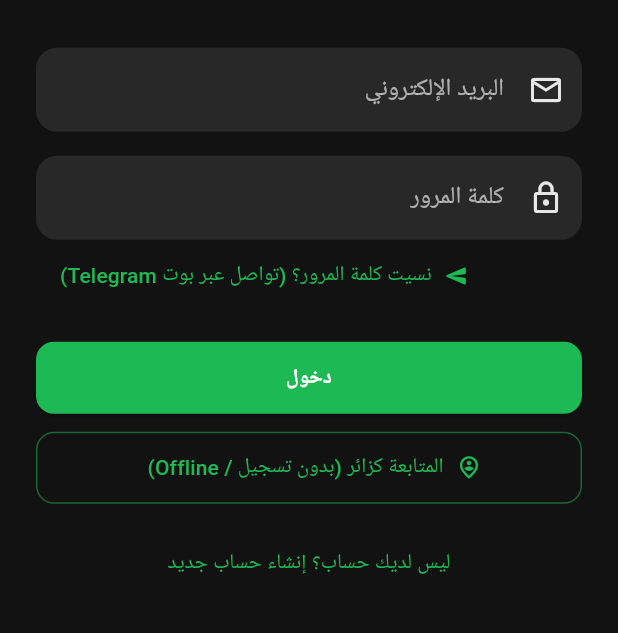
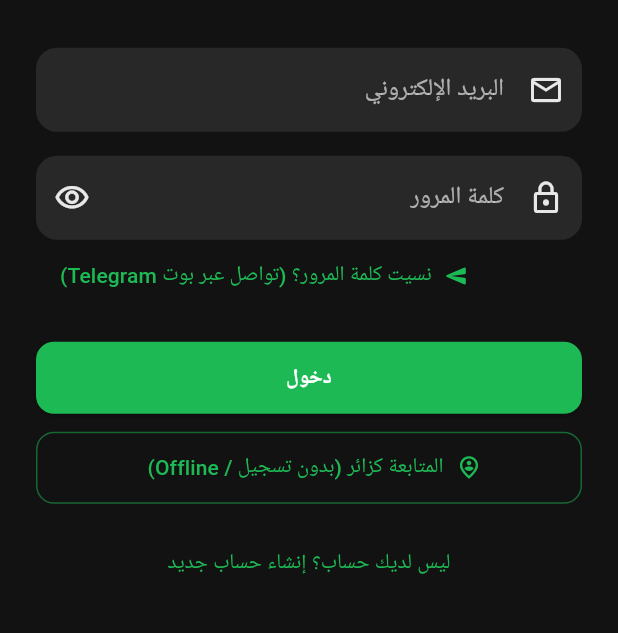
Before and after one commit to m5050p36-cpu/ar_music_video, a Flutter app: the screen it shows after launch, on a phone screen of 412 x 824 dp, the part 448-1081 px from its top. Run offline on Flutter 3.47's test engine with Material 3 defaults, Android fonts, the phone set to English and light mode, and no system bars; our stand-ins replace audio_video_progress_bar, cached_network_image, carousel_slider, flutter_image_compress, image_picker, just_audio and 6 more; missing offline and left inert: photo_manager, photo_manager_image_provider, screen_brightness; accounts and stored records are empty.

```diff
--- a/lib/screens/common/login_screen.dart
+++ b/lib/screens/common/login_screen.dart
@@ -1,6 +1,7 @@
 import 'package:flutter/material.dart';
 import 'package:provider/provider.dart';
 import 'package:url_launcher/url_launcher.dart';
+
 import '../../providers/auth_provider.dart';
 import 'home_screen.dart';
 
@@ -17,26 +18,41 @@ class _LoginScreenState extends State<LoginScreen> {
   final _fullNameController = TextEditingController();
   bool _isSignUp = false;
   bool _isLoading = false;
+  bool _obscurePassword = true;
+  String? _errorMessage;
+
+  @override
+  void dispose() {
+    _emailController.dispose();
+    _passwordController.dispose();
+    _fullNameController.dispose();
+    super.dispose();
+  }
 
   Future<void> _handleSubmit() async {
+    setState(() => _errorMessage = null);
+
     final email = _emailController.text.trim();
-    final password = _passwordController.text.trim();
+    final password = _passwordController.text;
+    final fullName = _fullNameController.text.trim();
 
     if (email.isEmpty || password.isEmpty) {
-      ScaffoldMessenger.of(context).showSnackBar(
-        const SnackBar(content: Text('يرجى إدخال البريد الإلكتروني وكلمة المرور')),
-      );
+      setState(() => _errorMessage = 'يرجى إدخال البريد الإلكتروني وكلمة المرور');
+      return;
+    }
+    if (_isSignUp && fullName.isEmpty) {
+      setState(() => _errorMessage = 'يرجى إدخال الاسم الكامل');
       return;
     }
 
     setState(() => _isLoading = true);
+
     final auth = Provider.of<AuthProvider>(context, listen: false);
     final navigator = Navigator.of(context);
-    final messenger = ScaffoldMessenger.of(context);
 
     bool success;
     if (_isSignUp) {
-      success = await auth.signUp(email, password, _fullNameController.text.trim());
+      success = await auth.signUp(email, password, fullName);
     } else {
       success = await auth.signIn(email, password);
     }
@@ -49,23 +65,23 @@ class _LoginScreenState extends State<LoginScreen> {
         MaterialPageRoute(builder: (_) => const HomeScreen()),
       );
     } else {
-      messenger.showSnackBar(
-        SnackBar(content: Text(_isSignUp ? 'فشل إنشاء الحساب، تأكد من البيانات' : 'فشل تسجيل الدخول أو لا يوجد اتصال')),
-      );
+      setState(() {
+        _errorMessage = auth.lastError ??
+            (_isSignUp ? 'فشل إنشاء الحساب' : 'فشل تسجيل الدخول');
+      });
     }
   }
 
   Future<void> _openTelegramBot() async {
     final uri = Uri.parse('https://t.me/YourAppSupportBot');
-    final messenger = ScaffoldMessenger.of(context);
     try {
       if (await canLaunchUrl(uri)) {
         await launchUrl(uri, mode: LaunchMode.externalApplication);
       }
     } catch (_) {
       if (!mounted) return;
-      messenger.showSnackBar(
-        const SnackBar(content: Text('تعذر فتح Telegram، تأكد من تثبيت التطبيق')),
+      ScaffoldMessenger.of(context).showSnackBar(
+        const SnackBar(content: Text('تعذر فتح Telegram')),
       );
     }
   }
@@ -85,7 +101,7 @@ class _LoginScreenState extends State<LoginScreen> {
                 Container(
                   padding: const EdgeInsets.all(20),
                   decoration: BoxDecoration(
-                    color: theme.colorScheme.primary.withAlpha(30),
+                    color: theme.colorScheme.primary.withValues(alpha: 0.15),
                     shape: BoxShape.circle,
                   ),
                   child: Icon(
@@ -97,22 +113,62 @@ class _LoginScreenState extends State<LoginScreen> {
                 const SizedBox(height: 16),
                 Text(
                   _isSignUp ? 'إنشاء حساب جديد' : 'تسجيل الدخول',
-                  style: theme.textTheme.headlineSmall?.copyWith(fontWeight: FontWeight.bold),
+                  style: theme.textTheme.headlineSmall
+                      ?.copyWith(fontWeight: FontWeight.bold),
                 ),
                 const SizedBox(height: 8),
                 Text(
                   'AR Music & Video Player',
-                  style: theme.textTheme.bodyMedium?.copyWith(color: theme.colorScheme.onSurface.withAlpha(150)),
+                  style: theme.textTheme.bodyMedium?.copyWith(
+                    color: theme.colorScheme.onSurface.withValues(alpha: 0.6),
+                  ),
                 ),
                 const SizedBox(height: 32),
+
+                // ─── عرض الخطأ ───
+                if (_errorMessage != null) ...[
+                  Container(
+                    width: double.infinity,
+                    padding: const EdgeInsets.all(12),
+                    decoration: BoxDecoration(
+                      color: Colors.redAccent.withValues(alpha: 0.12),
+                      borderRadius: BorderRadius.circular(12),
+                      border: Border.all(
+                        color: Colors.redAccent.withValues(alpha: 0.4),
+                      ),
+                    ),
+                    child: Row(
+                      crossAxisAlignment: CrossAxisAlignment.start,
+                      children: [
+                        const Icon(Icons.error_outline,
+                            color: Colors.redAccent, size: 20),
+                        const SizedBox(width: 8),
+                        Expanded(
+                          child: Text(
+                            _errorMessage!,
+                            style: const TextStyle(
+                              color: Colors.redAccent,
+                              fontSize: 13,
+                              height: 1.5,
+                            ),
+                          ),
+                        ),
+                      ],
+                    ),
+                  ),
+                  const SizedBox(height: 16),
+                ],
 
                 if (_isSignUp) ...[
                   TextField(
                     controller: _fullNameController,
+                    textInputAction: TextInputAction.next,
                     decoration: InputDecoration(
                       labelText: 'الاسم الكامل',
-                      border: OutlineInputBorder(borderRadius: BorderRadius.circular(12)),
                       prefixIcon: const Icon(Icons.person_outline),
+                      border: OutlineInputBorder(
+                        borderRadius: BorderRadius.circular(12),
+                      ),
                     ),
                   ),
                   const SizedBox(height: 16),
@@ -121,21 +177,39 @@ class _LoginScreenState extends State<LoginScreen> {
                 TextField(
                   controller: _emailController,
                   keyboardType: TextInputType.emailAddress,
+                  textInputAction: TextInputAction.next,
+                  autocorrect: false,
+                  enableSuggestions: false,
                   decoration: InputDecoration(
                     labelText: 'البريد الإلكتروني',
-                    border: OutlineInputBorder(borderRadius: BorderRadius.circular(12)),
                     prefixIcon: const Icon(Icons.email_outlined),
+                    border: OutlineInputBorder(
+                      borderRadius: BorderRadius.circular(12),
+                    ),
                   ),
                 ),
                 const SizedBox(height: 16),
 
                 TextField(
                   controller: _passwordController,
-                  obscureText: true,
+                  obscureText: _obscurePassword,
+                  textInputAction: TextInputAction.done,
+                  onSubmitted: (_) => _handleSubmit(),
                   decoration: InputDecoration(
                     labelText: 'كلمة المرور',
-                    border: OutlineInputBorder(borderRadius: BorderRadius.circular(12)),
                     prefixIcon: const Icon(Icons.lock_outline),
+                    suffixIcon: IconButton(
+                      icon: Icon(
+                        _obscurePassword
+                            ? Icons.visibility_outlined
+                            : Icons.visibility_off_outlined,
+                      ),
+                      onPressed: () => setState(
+                          () => _obscurePassword = !_obscurePassword),
+                    ),
+                    border: OutlineInputBorder(
+                      borderRadius: BorderRadius.circular(12),
+                    ),
                   ),
                 ),
 
@@ -145,7 +219,8 @@ class _LoginScreenState extends State<LoginScreen> {
                     child: TextButton.icon(
                       onPressed: _openTelegramBot,
                       icon: const Icon(Icons.send_rounded, size: 16),
-                      label: const Text('نسيت كلمة المرور؟ (تواصل عبر بوت Telegram)'),
+                      label: const Text(
+                          'نسيت كلمة المرور؟ (تواصل عبر بوت Telegram)'),
                     ),
                   ),
 
@@ -157,13 +232,21 @@ class _LoginScreenState extends State<LoginScreen> {
                   child: ElevatedButton(
                     onPressed: _isLoading ? null : _handleSubmit,
                     style: ElevatedButton.styleFrom(
-                      shape: RoundedRectangleBorder(borderRadius: BorderRadius.circular(12)),
+                      shape: RoundedRectangleBorder(
+                        borderRadius: BorderRadius.circular(12),
+                      ),
                     ),
                     child: _isLoading
-                        ? const SizedBox(width: 24, height: 24, child: CircularProgressIndicator(strokeWidth: 2))
+                        ? const SizedBox(
+                            width: 24,
+                            height: 24,
+                            child:
+                                CircularProgressIndicator(strokeWidth: 2),
+                          )
                         : Text(_isSignUp ? 'إنشاء الحساب' : 'دخول'),
                   ),
                 ),
+
                 const SizedBox(height: 12),
 
                 SizedBox(
@@ -171,26 +254,37 @@ class _LoginScreenState extends State<LoginScreen> {
                   height: 48,
                   child: OutlinedButton.icon(
                     onPressed: () async {
-                      final auth = Provider.of<AuthProvider>(context, listen: false);
+                      final auth =
+                          Provider.of<AuthProvider>(context, listen: false);
                       final navigator = Navigator.of(context);
                       await auth.continueAsGuest();
                       if (!mounted) return;
                       navigator.pushReplacement(
-                        MaterialPageRoute(builder: (_) => const HomeScreen()),
+                        MaterialPageRoute(
+                            builder: (_) => const HomeScreen()),
                       );
                     },
                     icon: const Icon(Icons.person_pin_circle_outlined),
-                    label: const Text('المتابعة كزائر (بدون تسجيل / Offline)'),
+                    label: const Text(
+                        'المتابعة كزائر (بدون تسجيل / Offline)'),
                     style: OutlinedButton.styleFrom(
-                      shape: RoundedRectangleBorder(borderRadius: BorderRadius.circular(12)),
+                      shape: RoundedRectangleBorder(
+                        borderRadius: BorderRadius.circular(12),
+                      ),
                     ),
                   ),
                 ),
 
                 const SizedBox(height: 16),
+
                 TextButton(
-                  onPressed: () => setState(() => _isSignUp = !_isSignUp),
-                  child: Text(_isSignUp ? 'لديك حساب بالفعل؟ تسجيل الدخول' : 'ليس لديك حساب؟ إنشاء حساب جديد'),
+                  onPressed: () => setState(() {
+                    _isSignUp = !_isSignUp;
+                    _errorMessage = null;
+                  }),
+                  child: Text(_isSignUp
+                      ? 'لديك حساب بالفعل؟ تسجيل الدخول'
+                      : 'ليس لديك حساب؟ إنشاء حساب جديد'),
                 ),
               ],
             ),
```
Also changed, not shown: lib/providers/auth_provider.dart (+129 -22 lines), lib/providers/player_provider.dart (+44 -12 lines), 1 other file.
